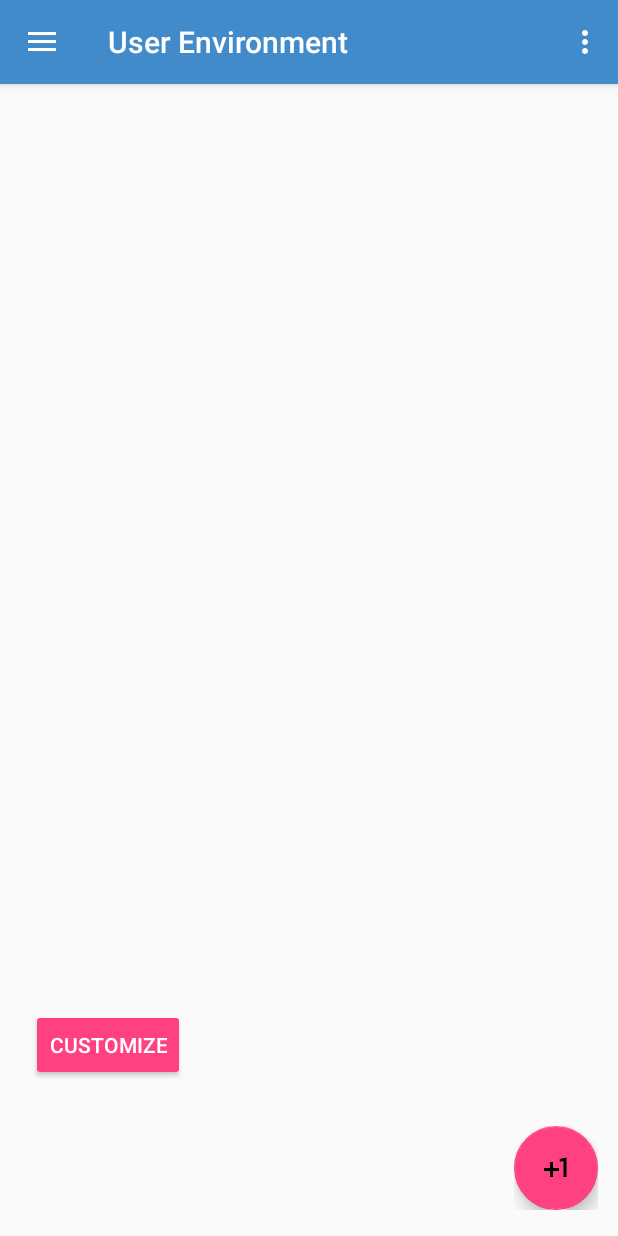
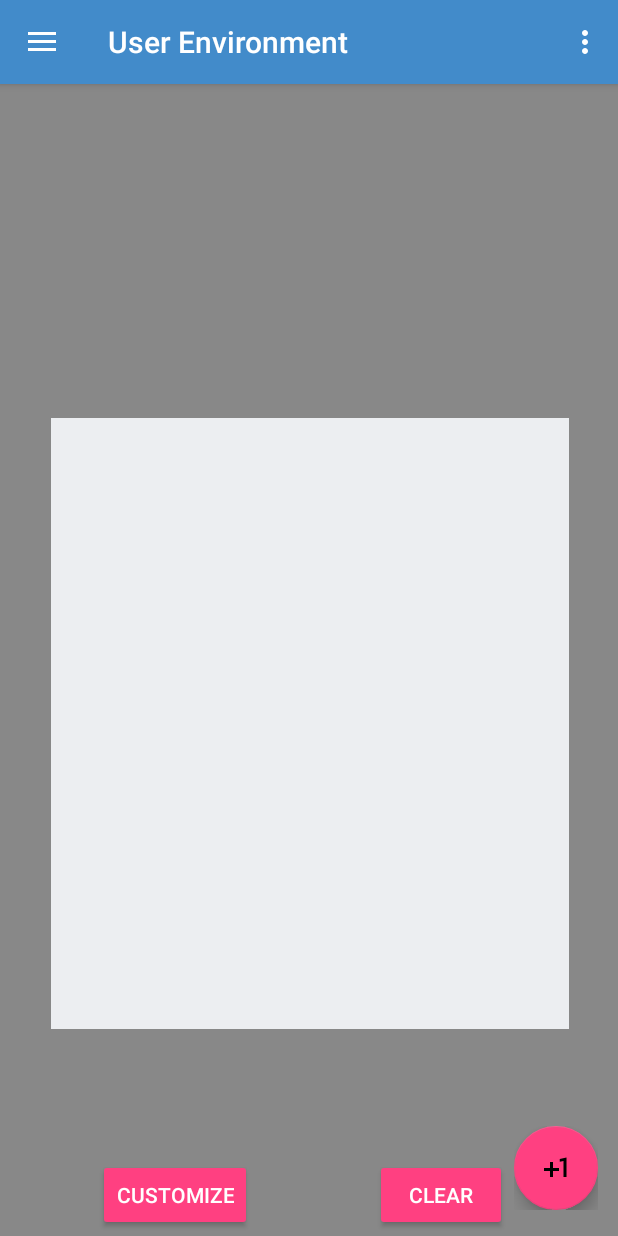
Before and after one commit to TehThreeMusketeers/MobileApp, an Android app: the fragment EnvironmentFragment placed in its activity, after a tap on "DONE", on a phone screen of 412 x 824 dp. Run offline under Robolectric (Android 15) with nearby library versions, the phone set to English and light mode, and no system bars; our stand-ins replace Volley; libraries missing offline, so code that uses them is left out: com.github.clans.fab, com.segment.analytics, io.particle.android; plain views replace FloatingActionButton, FloatingActionMenu; network calls fail; 12 statements that could not run were skipped; 1 other tap on this screen came first.

Commit message:
Environment customizable
Need to add list of photons and drag and drop functionality.

```diff
--- a/app/src/main/java/com/sunicola/setapp/activity/MainActivity.java
+++ b/app/src/main/java/com/sunicola/setapp/activity/MainActivity.java
@@ -216,6 +216,8 @@ public class MainActivity extends AppCompatActivity
                 break;
             case R.id.nav_usr_Env:
                 fragment = new EnvironmentFragment();
+
+
                 break;
         }
 
--- a/app/src/main/java/com/sunicola/setapp/app/UserEnvironment.java
+++ b/app/src/main/java/com/sunicola/setapp/app/UserEnvironment.java
@@ -28,7 +28,6 @@ public class UserEnvironment extends View{
     private final Paint blackPaint;
     private Path drawPath;
     private Context ctx;
-    private Bitmap cache;
 
     private boolean drawing;
     private boolean erasing;
@@ -38,10 +37,11 @@ public class UserEnvironment extends View{
         ctx = context;
         blackPaint = new Paint();
         blackPaint.setAntiAlias(true);
-        blackPaint.setStrokeWidth(5f);
+        blackPaint.setStrokeWidth(7f);
         blackPaint.setColor(Color.BLACK);
         blackPaint.setStyle(Paint.Style.STROKE);
         blackPaint.setStrokeJoin(Paint.Join.ROUND);
+
 
         drawing = false;
         erasing = false;
@@ -51,14 +51,19 @@ public class UserEnvironment extends View{
 
     @Override
     protected void onDraw(Canvas canvas) {
-        System.out.println("JOCKO" +drawing);
+
+
         if(drawing){
             canvas.drawPath(drawPath, blackPaint);
-        }
-        else if(erasing){
+
+            if(erasing){
+                Log.d("JOEY", "DIAZ");
                 canvas.drawColor(0, PorterDuff.Mode.CLEAR);
+                invalidate();
                 erasing = false;
             }
+        }
+
     }
 
     public void setDrawing(){
@@ -69,9 +74,13 @@ public class UserEnvironment extends View{
         drawing = false;
     }
 
+    //FIXME: This doesn't clear the canvas.
     public void erase(){
         erasing = true;
+        invalidate();
     }
+
+
 
 
     /*
@@ -82,6 +91,7 @@ public class UserEnvironment extends View{
     @Override
     public boolean onTouchEvent(MotionEvent event) {
 
+        if(drawing){
             // Get the coordinates of the touch event.
             float eventX = event.getX();
             float eventY = event.getY();
@@ -103,6 +113,8 @@ public class UserEnvironment extends View{
             invalidate();
             return true;
         }
+        return false;
+    }
 
 
 
--- a/app/src/main/java/com/sunicola/setapp/fragments/EnvironmentFragment.java
+++ b/app/src/main/java/com/sunicola/setapp/fragments/EnvironmentFragment.java
@@ -1,6 +1,8 @@
 package com.sunicola.setapp.fragments;
 
 import android.content.Context;
+import android.graphics.Bitmap;
+import android.graphics.Canvas;
 import android.net.Uri;
 import android.os.Bundle;
 import android.support.v4.app.Fragment;
@@ -33,7 +35,10 @@ public class EnvironmentFragment extends Fragment implements View.OnClickListene
     private OnFragmentInteractionListener mListener;
     private UserEnvironment ue;
     private Button btn;
+    private Button clearBtn;
     private boolean clicked = false;
+
+    private Bitmap drawing;
 
     public EnvironmentFragment() {
         // Required empty public constructor
@@ -78,6 +83,9 @@ public class EnvironmentFragment extends Fragment implements View.OnClickListene
 
         btn = (Button) v.findViewById(R.id.button4);
         btn.setOnClickListener(this);
+
+        clearBtn = (Button) v.findViewById(R.id.btn_clear);
+        clearBtn.setOnClickListener(this);
         return v;
     }
 
@@ -97,15 +105,31 @@ public class EnvironmentFragment extends Fragment implements View.OnClickListene
 
     @Override
     public void onClick(View view) {
-        if(!clicked){
+
+        switch (view.getId()){
+            case R.id.button4: {
+
+                if(!clicked){  //when the user clicks customize
                     btn.setText(R.string.ue_btn_done);
                     ue.setDrawing();
                     clicked = true;
-        }else if (clicked){
+                }else if (clicked){  //when the user clicks done
                     btn.setText(R.string.ue_btn_customize);
+                    ue.setDrawingCacheEnabled(true);
+                    drawing = ue.getDrawingCache();
                     ue.unsetDrawing();
                     clicked = false;
                 }
+                break;
+            }
+
+            case R.id.btn_clear: {
+                ue.erase();
+
+            }
+        }
+
+
     }
 
     /**
--- a/app/src/main/java/com/sunicola/setapp/helper/FirebaseService.java
+++ b/app/src/main/java/com/sunicola/setapp/helper/FirebaseService.java
@@ -17,6 +17,7 @@ public class FirebaseService extends FirebaseInstanceIdService {
     //This refreshes the token. The callback fires whenever a new token is generated. Use the getToken() methods to retrieve token.
     @Override
     public void onTokenRefresh(){
+        System.out.println("nonsense");
         refreshedToken = FirebaseInstanceId.getInstance().getToken();
         Log.d("FIREBASE", "Refreshed token: " +refreshedToken);
 
--- a/app/src/main/res/layout/fragment_environment.xml
+++ b/app/src/main/res/layout/fragment_environment.xml
@@ -3,6 +3,7 @@
     xmlns:tools="http://schemas.android.com/tools"
     android:layout_width="match_parent"
     android:layout_height="match_parent"
+    android:background="@color/input_register"
     tools:context="com.sunicola.setapp.fragments.EnvironmentFragment">
 
     <!-- TODO: Update blank fragment layout -->
@@ -13,25 +14,49 @@
         android:layout_width="wrap_content"
         android:layout_height="wrap_content"
         android:layout_marginBottom="3dp"
-        android:layout_marginEnd="275dp"
+        android:layout_marginEnd="8dp"
         android:layout_marginStart="7dp"
+        android:layout_marginTop="8dp"
         android:onClick="onClick"
         android:text="@string/ue_btn_customize"
         app:layout_constraintBottom_toBottomOf="parent"
         app:layout_constraintEnd_toEndOf="parent"
+        app:layout_constraintHorizontal_bias="0.198"
         app:layout_constraintStart_toStartOf="parent"
-        app:layout_constraintTop_toBottomOf="@+id/userEnvironment" />
+        app:layout_constraintTop_toTopOf="parent"
+        app:layout_constraintVertical_bias="1.0" />
 
     <com.sunicola.setapp.app.UserEnvironment
         android:id="@+id/userEnvironment"
-        android:layout_width="329dp"
-        android:layout_height="409dp"
+        android:layout_width="345dp"
+        android:layout_height="407dp"
+        android:layout_marginBottom="4dp"
         android:layout_marginEnd="27dp"
         android:layout_marginStart="28dp"
-        android:layout_marginTop="8dp"
+        android:layout_marginTop="16dp"
+        android:background="@color/btn_login_bg"
         android:visibility="visible"
-        app:layout_constraintBottom_toTopOf="@+id/button4"
+        app:layout_constraintBottom_toBottomOf="parent"
         app:layout_constraintEnd_toEndOf="parent"
         app:layout_constraintStart_toStartOf="parent"
-        app:layout_constraintTop_toTopOf="parent" />
+        app:layout_constraintTop_toTopOf="parent"
+        app:layout_constraintVertical_bias="0.607" />
+
+    <Button
+        android:id="@+id/btn_clear"
+        style="@style/Widget.AppCompat.Button.Colored"
+        android:layout_width="wrap_content"
+        android:layout_height="wrap_content"
+        android:layout_marginBottom="3dp"
+        android:layout_marginEnd="36dp"
+        android:layout_marginStart="8dp"
+        android:layout_marginTop="8dp"
+        android:onClick="onClick"
+        android:text="Clear"
+        app:layout_constraintBottom_toBottomOf="parent"
+        app:layout_constraintEnd_toEndOf="parent"
+        app:layout_constraintHorizontal_bias="0.865"
+        app:layout_constraintStart_toStartOf="parent"
+        app:layout_constraintTop_toTopOf="parent"
+        app:layout_constraintVertical_bias="1.0" />
 </android.support.constraint.ConstraintLayout>
--- a/app/src/main/res/layout/user_env.xml
+++ b/app/src/main/res/layout/user_env.xml
@@ -1,7 +1,8 @@
 <?xml version="1.0" encoding="utf-8"?>
-<android.support.constraint.FrameLayout
-    xmlns:android="http://schemas.android.com/apk/res/android" android:layout_width="match_parent"
-    android:layout_height="match_parent">
+<android.support.constraint.FrameLayout xmlns:android="http://schemas.android.com/apk/res/android"
+    android:layout_width="match_parent"
+    android:layout_height="match_parent"
+    xmlns:app="http://schemas.android.com/apk/res-auto">
 
     <view
         android:layout_width="match_parent"
@@ -10,6 +11,7 @@
         android:background="#ffffff"
         android:id="@+id/single_touch_view"
         android:layout_gravity="left|top"
+        android:backgroundTint="@color/colorPrimaryDark"
         ></view>
 
-</android.support.constraint.FrameLayout>
+    </android.support.constraint.FrameLayout>
```
Lines whose indentation alone changed are shown as unchanged.
